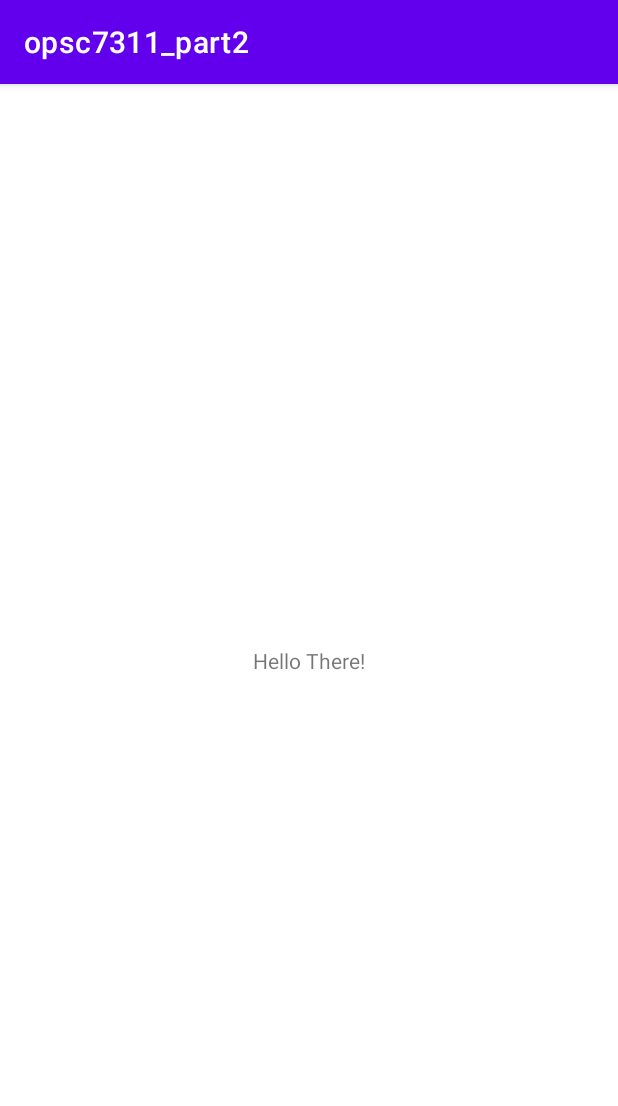
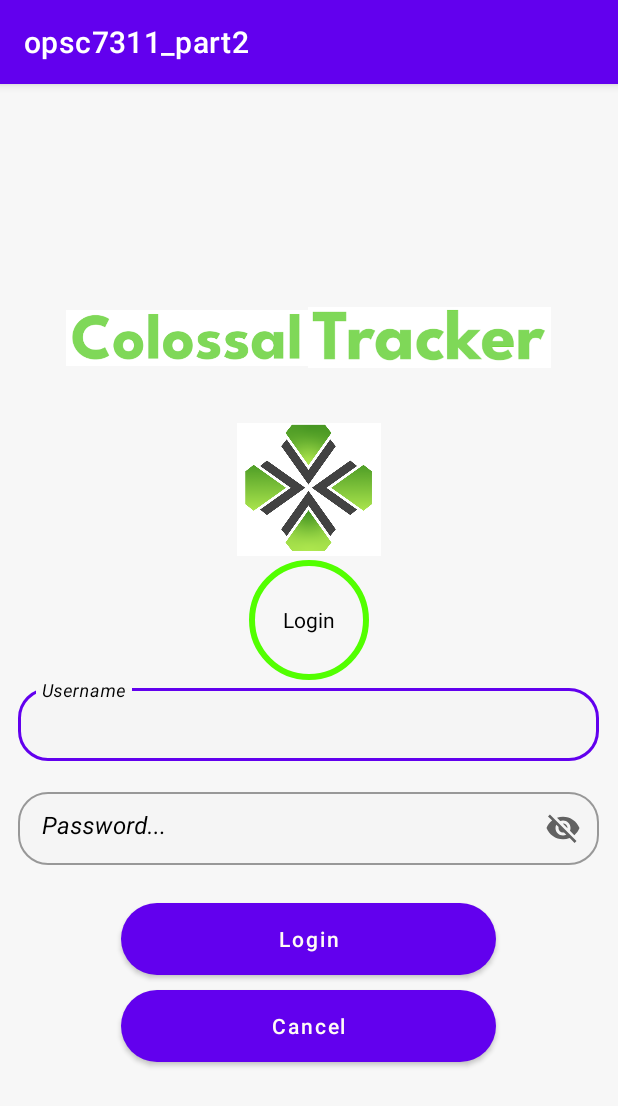
Before and after one commit to GabrielGrobb/opsc7311_part2, an Android app: the screen it shows after launch (MainActivity before the commit, LoginActivity after it), on a phone screen of 412 x 824 dp. Shown: the top 1106 px of the screen. Run offline under Robolectric (Android 15) with nearby library versions, the phone set to English and light mode, and no system bars.

Commit message:
Added login activity, images, textfields Commit

```diff
--- a/app/src/main/AndroidManifest.xml
+++ b/app/src/main/AndroidManifest.xml
@@ -13,10 +13,10 @@
         tools:targetApi="31">
         <activity
             android:name=".LoginActivity"
-            android:exported="false" />
-        <activity
+            android:exported="true" >
+        <!--<activity
             android:name=".MainActivity"
-            android:exported="true">
+            android:exported="true">-->
             <intent-filter>
                 <action android:name="android.intent.action.MAIN" />
 
--- a/app/src/main/res/drawable/circle.xml
+++ b/app/src/main/res/drawable/circle.xml
@@ -5,8 +5,8 @@
 
     <corners android:radius="100dp" />
     <stroke
-        android:width="2dp"
-        android:color="#ffffff" />
+        android:width="4dp"
+        android:color="#52FF00" />
 
     <size
         android:width="80dp"
--- /dev/null
+++ b/app/src/main/res/drawable/custome_button1.xml
@@ -0,0 +1,6 @@
+<?xml version="1.0" encoding="utf-8"?>
+<shape
+    xmlns:android="http://schemas.android.com/apk/res/android">
+    <solid android:color="#03A679" />
+    <corners android:radius="50dp" />
+</shape>
--- a/app/src/main/res/layout/activity_login.xml
+++ b/app/src/main/res/layout/activity_login.xml
@@ -1,39 +1,118 @@
 <?xml version="1.0" encoding="utf-8"?>
-<androidx.constraintlayout.widget.ConstraintLayout xmlns:android="http://schemas.android.com/apk/res/android"
+<RelativeLayout xmlns:android="http://schemas.android.com/apk/res/android"
     xmlns:app="http://schemas.android.com/apk/res-auto"
     xmlns:tools="http://schemas.android.com/tools"
     android:layout_width="match_parent"
     android:layout_height="match_parent"
+    android:background="@color/default_background"
     tools:context=".LoginActivity">
 
     <LinearLayout
+        android:id="@+id/linearLayout"
         android:layout_width="match_parent"
         android:layout_height="match_parent"
-        android:orientation="vertical">
+        android:background="#3fff"
+        android:gravity="center"
+        android:orientation="vertical"
+        android:padding="10dp">
 
+
+        <LinearLayout
+            android:layout_width="323dp"
+            android:layout_height="108dp"
+            android:orientation="horizontal">
+
+
+            <ImageView
+                android:id="@+id/imgColossal"
+                android:layout_width="174dp"
+                android:layout_height="wrap_content"
+                android:layout_weight="2"
+                app:srcCompat="@drawable/colossal" />
+
+            <ImageView
+                android:id="@+id/imgTracker"
+                android:layout_width="175dp"
+                android:layout_height="wrap_content"
+                android:layout_weight="2"
+                app:srcCompat="@drawable/tracker" />
+
+        </LinearLayout>
+
+        <ImageView
+            android:id="@+id/imageView"
+            android:layout_width="96dp"
+            android:layout_height="94dp"
+            app:srcCompat="@drawable/time_tracker_icon" />
 
         <TextView
             android:layout_width="wrap_content"
             android:layout_height="wrap_content"
             android:background="@drawable/circle"
             android:gravity="center"
-            android:text="@string/login" />
+            android:text="@string/login"
+            android:textColor="@color/black" />
 
         <com.google.android.material.textfield.TextInputLayout
             android:id="@+id/til_Username"
             style="@style/Widget.MaterialComponents.TextInputLayout.OutlinedBox.Dense"
-            android:layout_width="381dp"
-            android:layout_height="56dp"
+            android:layout_width="387dp"
+            android:layout_height="wrap_content"
             android:layout_marginBottom="15dp"
-            android:textColorHint="#ffffff"
-            app:hintTextColor="#FF000000" />
+            android:textColorHint="@color/black"
+            app:boxBackgroundColor="@color/default_background"
+            app:boxCornerRadiusBottomEnd="20dp"
+            app:boxCornerRadiusBottomStart="20dp"
+            app:boxCornerRadiusTopEnd="20dp"
+            app:boxCornerRadiusTopStart="20dp"
+            app:hintTextColor="@color/black">
+
+            <com.google.android.material.textfield.TextInputEditText
+                android:id="@+id/txtUsername"
+                android:layout_width="match_parent"
+                android:layout_height="match_parent"
+                android:gravity="left"
+                android:hint="@string/user_name"
+                android:inputType="text"
+                android:textColor="@color/txt_color"
+                android:textColorHighlight="@color/txt_color"
+                android:textColorHint="@color/txt_color"
+                android:textStyle="italic" />
+
+        </com.google.android.material.textfield.TextInputLayout>
+
+        <com.google.android.material.textfield.TextInputLayout
+            android:id="@+id/til_Password"
+            style="@style/Widget.MaterialComponents.TextInputLayout.OutlinedBox.Dense"
+            android:layout_width="387dp"
+            android:layout_height="wrap_content"
+            android:layout_marginBottom="15dp"
+            android:hint="@string/password"
+            android:textColorHint="@color/black"
+            app:boxBackgroundColor="@color/default_background"
+            app:boxCornerRadiusBottomEnd="20dp"
+            app:boxCornerRadiusBottomStart="20dp"
+            app:boxCornerRadiusTopEnd="20dp"
+            app:boxCornerRadiusTopStart="20dp"
+            app:endIconMode="password_toggle"
+            app:hintTextColor="@color/black">
+
+            <com.google.android.material.textfield.TextInputEditText
+                android:id="@+id/txtPassword"
+                android:layout_width="match_parent"
+                android:layout_height="wrap_content"
+                android:gravity="left"
+                android:textColor="@color/txt_color"
+                android:textStyle="italic" />
+
+        </com.google.android.material.textfield.TextInputLayout>
 
         <Button
             android:id="@+id/btnLogin"
             android:layout_width="250dp"
             android:layout_height="48dp"
             android:layout_marginTop="10dp"
-            android:background="@drawable/custom_button"
+            android:background="@drawable/custome_button1"
             android:text="@string/login"
             android:textAllCaps="false"
             android:textColor="#FFFBF6" />
@@ -43,10 +122,11 @@
             android:layout_width="250dp"
             android:layout_height="48dp"
             android:layout_marginTop="10dp"
-            android:background="@drawable/custom_button"
+            android:background="@drawable/custome_button1"
             android:text="@string/cancel"
             android:textAllCaps="false"
             android:textColor="#FFFBF6" />
 
     </LinearLayout>
-</androidx.constraintlayout.widget.ConstraintLayout>
+
+</RelativeLayout>
--- a/app/src/main/res/values/colors.xml
+++ b/app/src/main/res/values/colors.xml
@@ -7,4 +7,7 @@
     <color name="teal_700">#FF018786</color>
     <color name="black">#FF000000</color>
     <color name="white">#FFFFFFFF</color>
+    <color name="default_background">#F5F5F5</color>
+    <color name="txt_color">#545454</color>
+    <color name="txt_field_background_color">#D9D9D9</color>
 </resources>
--- a/app/src/main/res/values/strings.xml
+++ b/app/src/main/res/values/strings.xml
@@ -1,5 +1,7 @@
 <resources>
     <string name="app_name">opsc7311_part2</string>
+    <string name="cancel">Cancel</string>
     <string name="login">Login</string>
-    <string name="cancel">Cancel</string>
+    <string name="password">Password...</string>
+    <string name="user_name">Username</string>
 </resources>
```
Also changed, not shown: app/src/main/res/drawable/background.jpg (added), app/src/main/res/drawable/colossal.PNG (added), app/src/main/res/drawable/time_tracker_icon.PNG (added), app/src/main/res/drawable/tracker.PNG (added).
